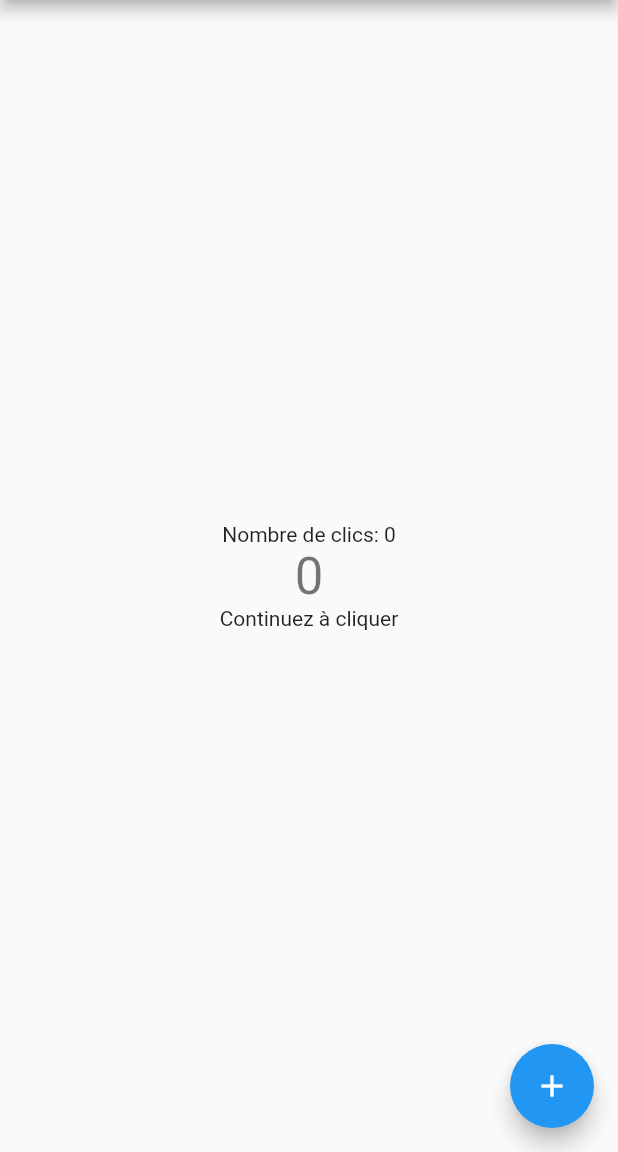
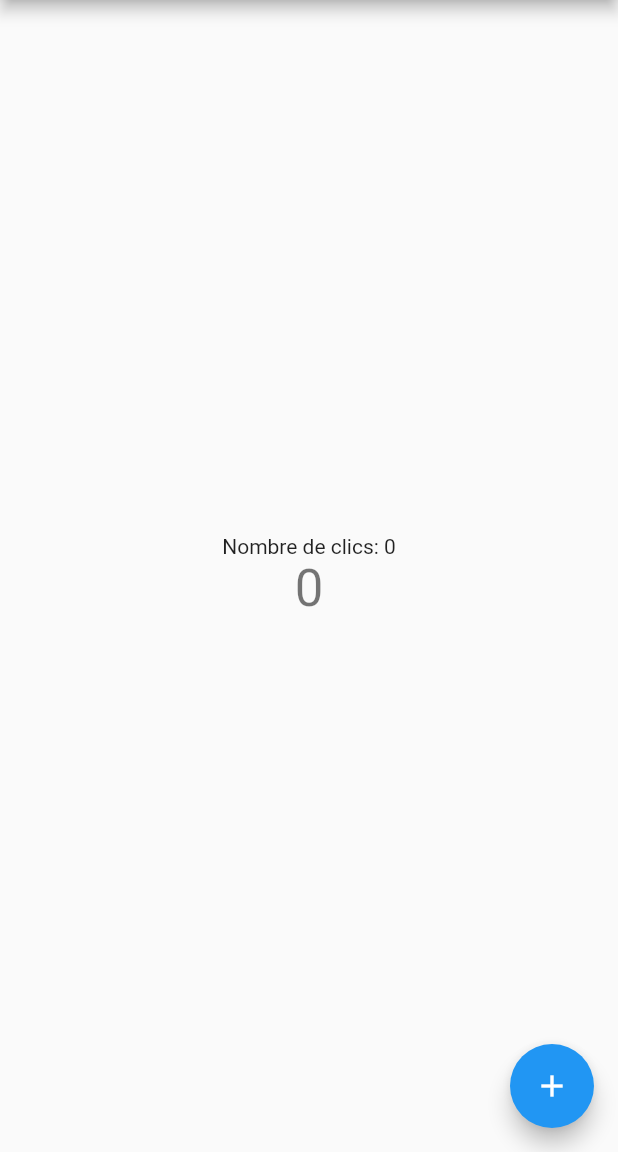
Before and after one commit to P-Giraffe/1h-premiere-app-flutter, a Flutter app: the screen it shows after launch, on a phone screen of 412 x 824 dp, the part 84-1236 px from its top. Run offline on Flutter 3.47's test engine with Material 2 defaults, Android fonts, the phone set to English and light mode, and no system bars.

Commit message:
13_4_Adapter_le_message_au_nombre_de_clics

```diff
--- a/clicker/lib/main.dart
+++ b/clicker/lib/main.dart
@@ -50,7 +50,10 @@ class _MyHomePageState extends State<MyHomePage> {
               '$_counter',
               style: Theme.of(context).textTheme.headline4,
             ),
-            Text("Continuez à cliquer")
+            if (_counter > 0) Text("Continuez à cliquer"),
+            if (_counter > 5 && _counter < 10) Text("OK...pas mal"),
+            if (_counter >= 10)
+              Text("Les choses sérieuses peuvent commencer :)")
           ],
         ),
       ),
```
